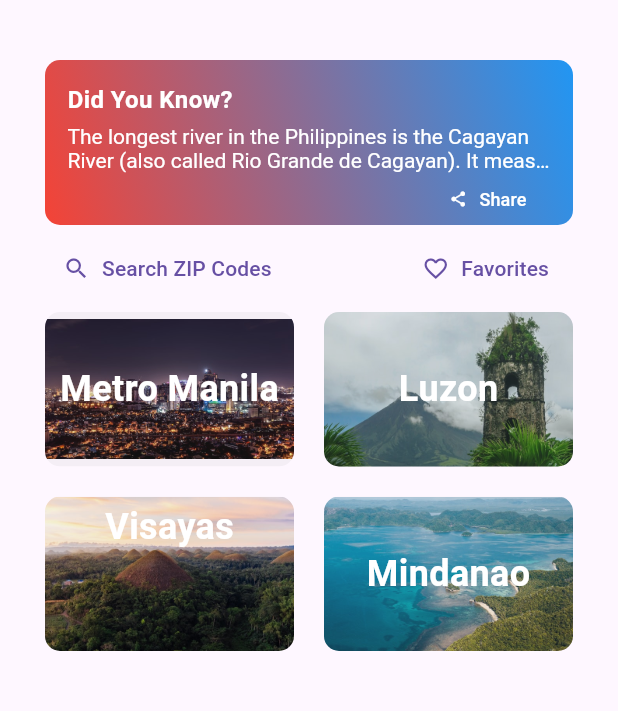
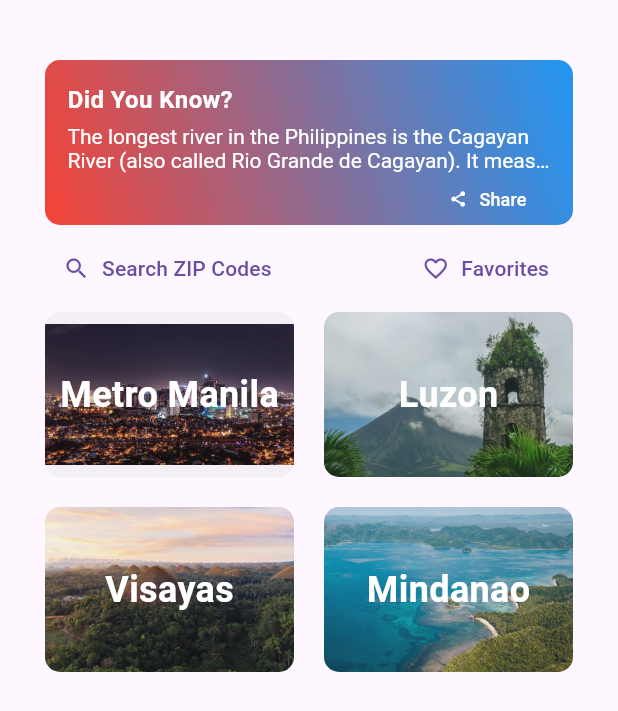
Before and after one commit to reddvid/zipcodeph_flutter, a Flutter app: the screen it shows after launch, on a phone screen of 412 x 824 dp. Shown: the top 711 px of the screen. Run offline on Flutter 3.47's test engine with Material 3 defaults, Android fonts, the phone set to English and light mode, and no system bars; our stand-ins replace lottie, package_info_plus, responsive_framework, share_plus, sqflite; accounts and stored records are empty; network calls fail; project files that could hold a hidden picture were left out.

Commit message:
Test layout for tablets

```diff
--- a/lib/views/mainpage.dart
+++ b/lib/views/mainpage.dart
@@ -76,6 +76,8 @@ class _MainMenuState extends State<MainMenu> with RouteAware {
 
   @override
   Widget build(BuildContext context) {
+    _height = ResponsiveBreakpoints.of(context).largerThan(MOBILE) ? 180 : 110;
+    debugPrint(_height.toString());
     return Container(
       // padding: const EdgeInsets.symmetric(horizontal: 10),
       padding: ResponsiveValue<EdgeInsets>(context,
@@ -116,7 +118,7 @@ class _MainMenuState extends State<MainMenu> with RouteAware {
                         divider(),
                         luzon(),
                         divider(),
-                        visayas(40.0),
+                        visayas(),
                         divider(),
                         mindanao(),
                         divider(),
@@ -154,7 +156,7 @@ class _MainMenuState extends State<MainMenu> with RouteAware {
                       crossAxisAlignment: CrossAxisAlignment.start,
                       children: [
                         Expanded(
-                          child: visayas(40.0),
+                          child: visayas(),
                         ),
                         const SizedBox(width: 20.0),
                         Expanded(
@@ -424,7 +426,7 @@ class _MainMenuState extends State<MainMenu> with RouteAware {
     );
   }
 
-  visayas(double? height) {
+  visayas() {
     return Stack(
       children: [
         bgImage('assets/images/visayas.jpg'),
@@ -434,7 +436,6 @@ class _MainMenuState extends State<MainMenu> with RouteAware {
           child: BackdropFilter(
             filter: ImageFilter.blur(sigmaX: 0, sigmaY: 0),
             child: Container(
-              height: height ?? 40.0,
               color: Colors.grey.withOpacity(0.1),
               alignment: Alignment.center,
               child: menuTitle('Visayas'),
@@ -480,7 +481,7 @@ class _MainMenuState extends State<MainMenu> with RouteAware {
   }
 
   bgImage(String imgPath) {
-    _height = MediaQuery.of(context).size.height * 0.5 * 0.25;
+    // _height = MediaQuery.of(context).size.height * 0.5 * 0.25;
     return Container(
       decoration: BoxDecoration(
         borderRadius: const BorderRadius.all(
```
